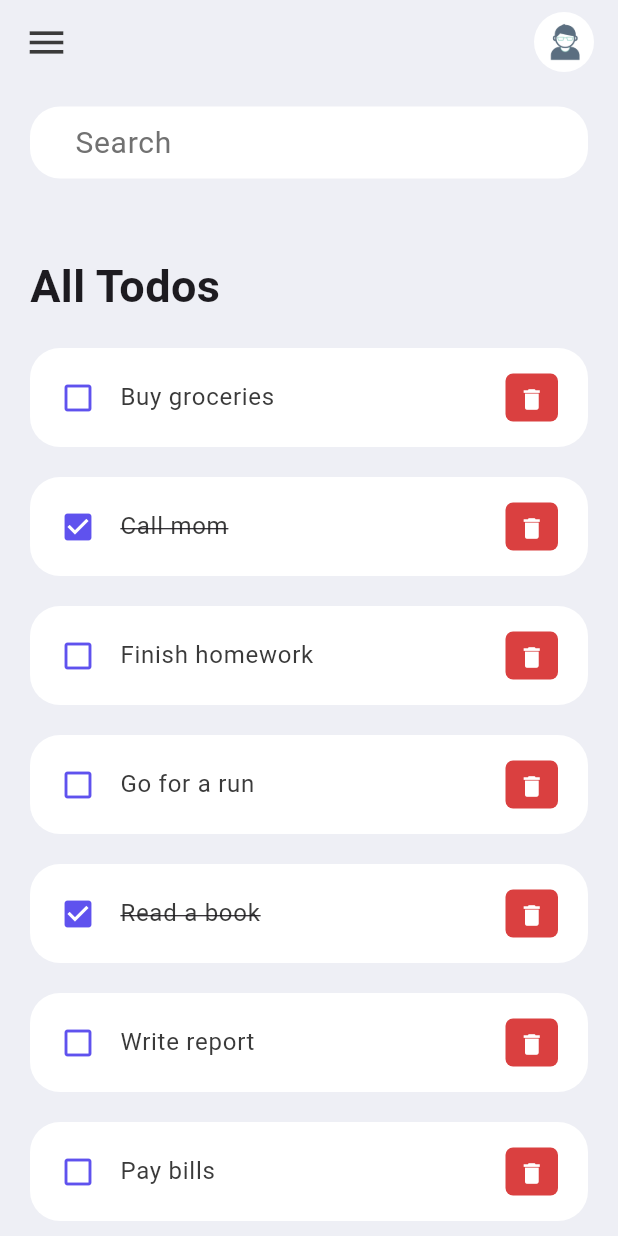
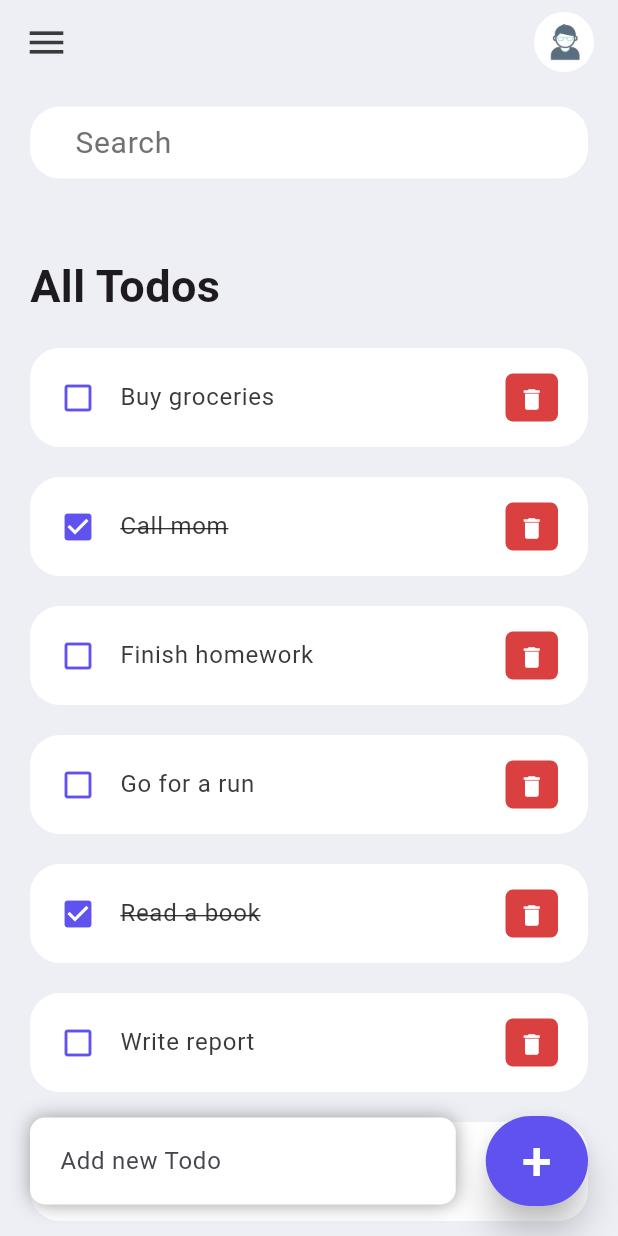
Before and after one commit to SohaibArbiBakcha/ToDo-list-Dart, a Flutter app: the screen it shows after launch, on a phone screen of 412 x 824 dp. Run offline on Flutter 3.47's test engine with Material 3 defaults, Android fonts, the light colour scheme and no system bars.

Commit message:
add the section to add new todo

```diff
--- a/lib/screens/home.dart
+++ b/lib/screens/home.dart
@@ -5,18 +5,25 @@ import '../constants/colors.dart'; // Import color constants
 import '../widgets/todoItem.dart'; // Import the todo item widget
 import 'package:flutter/material.dart';
 
-class Home extends StatelessWidget {
-  Home({super.key}); // Constructor for the Home widget
+class Home extends StatefulWidget {
+  Home({super.key});
+  @override
+  State<Home> createState() => _HomeState();
+}
 
-  List<ToDo> todosList = ToDo.todoList(); // List to store todo items
-
+class _HomeState extends State<Home> {
+  // Constructor for the Home widget
+  List<ToDo> todosList = ToDo.todoList();
+  // List to store todo items
   @override
   Widget build(BuildContext context) {
     return Scaffold(
       backgroundColor: tbBGColor, // Set the background color of the scaffold
       appBar:
           buildAppBar(), // Call the buildAppBar method to create the app bar
-      body: Container(
+      body: Stack(
+        children: [
+          Container(
             padding: EdgeInsets.symmetric(horizontal: 20, vertical: 15),
             child: Column(
               children: [
@@ -28,8 +35,8 @@ class Home extends StatelessWidget {
                         margin: EdgeInsets.only(top: 50, bottom: 20),
                         child: Text(
                           "All Todos",
-                      style:
-                          TextStyle(fontSize: 30, fontWeight: FontWeight.w600),
+                          style: TextStyle(
+                              fontSize: 30, fontWeight: FontWeight.w600),
                         ),
                       ),
                       // Display each todo item using TodoItem widget
@@ -39,6 +46,50 @@ class Home extends StatelessWidget {
                 ),
               ],
             ),
+          ),
+          Align(
+            alignment: Alignment.bottomCenter,
+            child: Row(
+              children: [
+                Expanded(
+                  child: Container(
+                    padding: EdgeInsets.symmetric(horizontal: 20, vertical: 5),
+                    margin: EdgeInsets.only(bottom: 20, left: 20, right: 20),
+                    decoration: BoxDecoration(
+                      color: Colors.white,
+                      boxShadow: const [
+                        BoxShadow(
+                            color: Colors.grey,
+                            offset: Offset(0.0, 0.0),
+                            blurRadius: 10,
+                            spreadRadius: 0.0)
+                      ],
+                      borderRadius: BorderRadius.circular(10),
+                    ),
+                    child: TextField(
+                      decoration: InputDecoration(
+                          hintText: 'Add new Todo', border: InputBorder.none),
+                    ),
+                  ),
+                ),
+                Container(
+                  margin: EdgeInsets.only(bottom: 20, right: 20),
+                  child: ElevatedButton(
+                    child: Text(
+                      '+',
+                      style: TextStyle(fontSize: 36, color: Colors.white),
+                    ),
+                    style: ElevatedButton.styleFrom(
+                        backgroundColor: tdBlue,
+                        minimumSize: Size(60, 60),
+                        elevation: 10),
+                    onPressed: () {},
+                  ),
+                )
+              ],
+            ),
+          )
+        ],
       ),
     );
   }
@@ -64,6 +115,12 @@ class Home extends StatelessWidget {
               hintText: "Search",
               hintStyle: TextStyle(color: tbGrey))),
     );
+  }
+
+  void handleTodoChange(ToDo todo) {
+    setState(() {
+      todo.isDone = !todo.isDone;
+    });
   }
 
   // Method to create the app bar widget
--- a/lib/widgets/todoItem.dart
+++ b/lib/widgets/todoItem.dart
@@ -1,4 +1,4 @@
-// ignore_for_file: prefer_const_constructors // Ignore the lint rule for preferring const constructors, prefer_const_constructors
+// ignore_for_file: prefer_const_constructors // Ignore the lint rule for preferring const constructors, prefer_const_constructors, use_super_parameters, file_names
 
 import '../model/todo.dart'; // Import the todo model
 import '../constants/colors.dart'; // Import color constants
```
Lines whose indentation alone changed are shown as unchanged.
